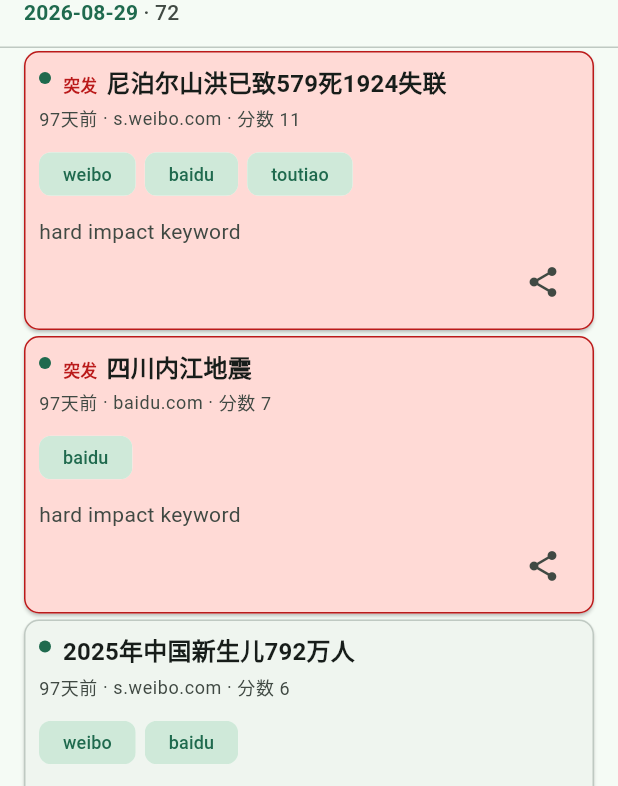
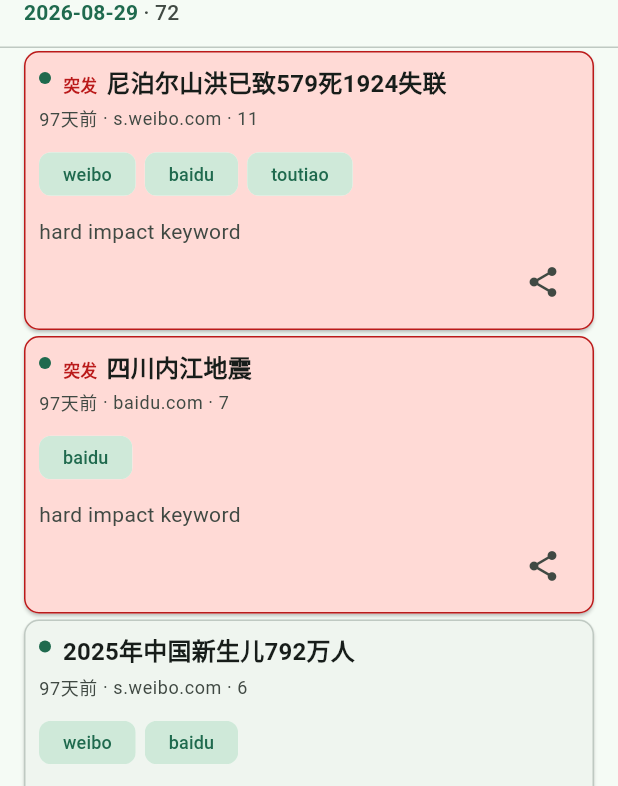
Before and after one commit to toolazytoname/AquaSight, a Flutter app: the screen it shows after launch, on a phone screen of 412 x 824 dp. Shown: the part 450-1236 px from the top of the screen. Run offline on Flutter 3.47's test engine with Material 3 defaults, Android fonts, the phone set to English and light mode, and no system bars; our stand-ins replace share_plus; network calls fail.

Commit message:
T182: 分数只显示数字，Tooltip「分数」
Show only scoreLabel on the time row; long-press Tooltip is 分数.

Co-authored-by: Cursor Agent <cursoragent@cursor.com>

```diff
--- a/app/lib/ui/event_card.dart
+++ b/app/lib/ui/event_card.dart
@@ -369,10 +369,13 @@ class _EventCardState extends State<EventCard> {
           ],
           if (score != null) ...[
             Text(' · ', style: timeStyle),
-            Text(
-              '分数 $score',
-              key: Key('event-card-${item.id}-score'),
-              style: timeStyle,
+            Tooltip(
+              message: '分数',
+              child: Text(
+                score,
+                key: Key('event-card-${item.id}-score'),
+                style: timeStyle,
+              ),
             ),
           ],
         ],
```
Also changed, not shown: 2 other files.
